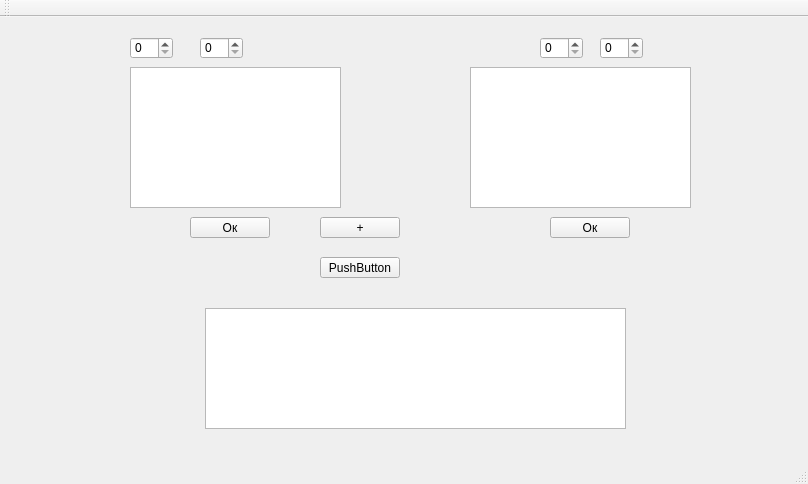
Above: mainwindow.ui from moevm/gui-1h2018-01 before the change. Below: the same form after it.
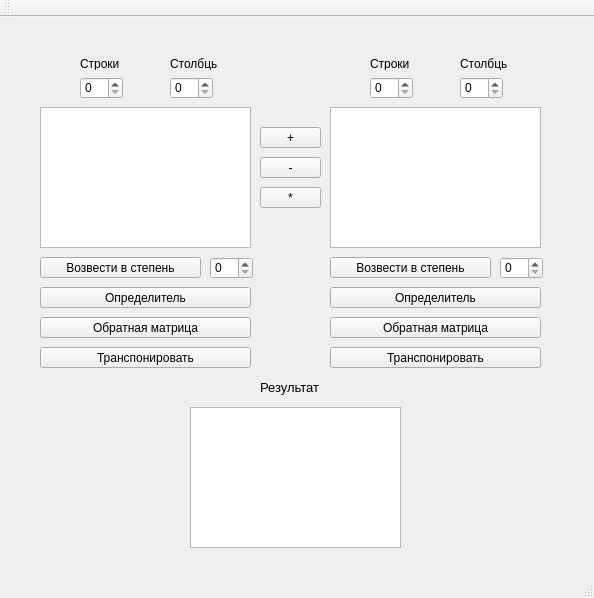
That is the form after the change.

Commit message: Реализованы функции, добавлен функционал к кнопкам

Diff of the .ui file:
```diff
--- a/mainwindow.ui
+++ b/mainwindow.ui
@@ -6,8 +6,8 @@
    <rect>
     <x>0</x>
     <y>0</y>
-    <width>808</width>
-    <height>484</height>
+    <width>594</width>
+    <height>598</height>
    </rect>
   </property>
   <property name="windowTitle">
@@ -17,8 +17,8 @@
    <widget class="QTableView" name="matr1">
     <property name="geometry">
      <rect>
-      <x>130</x>
-      <y>50</y>
+      <x>40</x>
+      <y>90</y>
       <width>211</width>
       <height>141</height>
      </rect>
@@ -27,9 +27,9 @@
    <widget class="QTableView" name="matr2">
     <property name="geometry">
      <rect>
-      <x>470</x>
-      <y>50</y>
-      <width>221</width>
+      <x>330</x>
+      <y>90</y>
+      <width>211</width>
       <height>141</height>
      </rect>
     </property>
@@ -37,8 +37,8 @@
    <widget class="QSpinBox" name="line_1">
     <property name="geometry">
      <rect>
-      <x>130</x>
-      <y>20</y>
+      <x>80</x>
+      <y>60</y>
       <width>43</width>
       <height>22</height>
      </rect>
@@ -47,8 +47,8 @@
    <widget class="QSpinBox" name="col_1">
     <property name="geometry">
      <rect>
-      <x>200</x>
-      <y>20</y>
+      <x>170</x>
+      <y>60</y>
       <width>43</width>
       <height>22</height>
      </rect>
@@ -57,8 +57,8 @@
    <widget class="QSpinBox" name="line_2">
     <property name="geometry">
      <rect>
-      <x>540</x>
-      <y>20</y>
+      <x>370</x>
+      <y>60</y>
       <width>43</width>
       <height>22</height>
      </rect>
@@ -67,55 +67,71 @@
    <widget class="QSpinBox" name="col_2">
     <property name="geometry">
      <rect>
-      <x>600</x>
-      <y>20</y>
+      <x>460</x>
+      <y>60</y>
       <width>43</width>
       <height>22</height>
      </rect>
     </property>
    </widget>
-   <widget class="QPushButton" name="pushButton">
+   <widget class="QLabel" name="label">
     <property name="geometry">
      <rect>
-      <x>190</x>
-      <y>200</y>
-      <width>80</width>
-      <height>21</height>
+      <x>80</x>
+      <y>40</y>
+      <width>47</width>
+      <height>13</height>
      </rect>
     </property>
     <property name="text">
-     <string>Ок</string>
+     <string>Строки</string>
     </property>
    </widget>
-   <widget class="QListWidget" name="result">
+   <widget class="QLabel" name="label_2">
     <property name="geometry">
      <rect>
-      <x>205</x>
-      <y>291</y>
-      <width>421</width>
-      <height>121</height>
+      <x>170</x>
+      <y>40</y>
+      <width>47</width>
+      <height>13</height>
      </rect>
     </property>
+    <property name="text">
+     <string>Столбцы</string>
+    </property>
    </widget>
-   <widget class="QPushButton" name="pushButton_2">
+   <widget class="QLabel" name="label_3">
     <property name="geometry">
      <rect>
-      <x>550</x>
-      <y>200</y>
-      <width>80</width>
-      <height>21</height>
+      <x>370</x>
+      <y>40</y>
+      <width>47</width>
+      <height>13</height>
      </rect>
     </property>
     <property name="text">
-     <string>Ок</string>
+     <string>Строки</string>
+    </property>
+   </widget>
+   <widget class="QLabel" name="label_4">
+    <property name="geometry">
+     <rect>
+      <x>460</x>
+      <y>40</y>
+      <width>47</width>
+      <height>13</height>
+     </rect>
+    </property>
+    <property name="text">
+     <string>Столбцы</string>
     </property>
    </widget>
    <widget class="QPushButton" name="plus">
     <property name="geometry">
      <rect>
-      <x>320</x>
-      <y>200</y>
-      <width>80</width>
+      <x>260</x>
+      <y>110</y>
+      <width>61</width>
       <height>21</height>
      </rect>
     </property>
@@ -123,17 +139,183 @@
      <string>+</string>
     </property>
    </widget>
+   <widget class="QPushButton" name="minus">
+    <property name="geometry">
+     <rect>
+      <x>260</x>
+      <y>140</y>
+      <width>61</width>
+      <height>21</height>
+     </rect>
+    </property>
+    <property name="text">
+     <string>-</string>
+    </property>
+   </widget>
+   <widget class="QPushButton" name="mult">
+    <property name="geometry">
+     <rect>
+      <x>260</x>
+      <y>170</y>
+      <width>61</width>
+      <height>21</height>
+     </rect>
+    </property>
+    <property name="text">
+     <string>*</string>
+    </property>
+   </widget>
+   <widget class="QPushButton" name="transpA">
+    <property name="geometry">
+     <rect>
+      <x>40</x>
+      <y>330</y>
+      <width>211</width>
+      <height>21</height>
+     </rect>
+    </property>
+    <property name="text">
+     <string>Транспонировать</string>
+    </property>
+   </widget>
+   <widget class="QPushButton" name="pushButton_8">
+    <property name="geometry">
+     <rect>
+      <x>40</x>
+      <y>270</y>
+      <width>211</width>
+      <height>21</height>
+     </rect>
+    </property>
+    <property name="text">
+     <string>Определитель</string>
+    </property>
+   </widget>
+   <widget class="QPushButton" name="pushButton_9">
+    <property name="geometry">
+     <rect>
+      <x>40</x>
+      <y>300</y>
+      <width>211</width>
+      <height>21</height>
+     </rect>
+    </property>
+    <property name="text">
+     <string>Обратная матрица</string>
+    </property>
+   </widget>
+   <widget class="QPushButton" name="pushButton_10">
+    <property name="geometry">
+     <rect>
+      <x>40</x>
+      <y>240</y>
+      <width>161</width>
+      <height>21</height>
+     </rect>
+    </property>
+    <property name="text">
+     <string>Возвести в степень</string>
+    </property>
+   </widget>
+   <widget class="QSpinBox" name="spinBox">
+    <property name="geometry">
+     <rect>
+      <x>210</x>
+      <y>240</y>
+      <width>43</width>
+      <height>22</height>
+     </rect>
+    </property>
+   </widget>
+   <widget class="QPushButton" name="pushButton">
+    <property name="geometry">
+     <rect>
+      <x>330</x>
+      <y>240</y>
+      <width>161</width>
+      <height>21</height>
+     </rect>
+    </property>
+    <property name="text">
+     <string>Возвести в степень</string>
+    </property>
+   </widget>
+   <widget class="QSpinBox" name="spinBox_2">
+    <property name="geometry">
+     <rect>
+      <x>500</x>
+      <y>240</y>
+      <width>43</width>
+      <height>22</height>
+     </rect>
+    </property>
+   </widget>
+   <widget class="QPushButton" name="pushButton_2">
+    <property name="geometry">
+     <rect>
+      <x>330</x>
+      <y>270</y>
+      <width>211</width>
+      <height>21</height>
+     </rect>
+    </property>
+    <property name="text">
+     <string>Определитель</string>
+    </property>
+   </widget>
    <widget class="QPushButton" name="pushButton_3">
     <property name="geometry">
      <rect>
-      <x>320</x>
-      <y>240</y>
-      <width>80</width>
+      <x>330</x>
+      <y>300</y>
+      <width>211</width>
       <height>21</height>
      </rect>
     </property>
     <property name="text">
-     <string>PushButton</string>
+     <string>Обратная матрица</string>
+    </property>
+   </widget>
+   <widget class="QPushButton" name="transpB">
+    <property name="geometry">
+     <rect>
+      <x>330</x>
+      <y>330</y>
+      <width>211</width>
+      <height>21</height>
+     </rect>
+    </property>
+    <property name="text">
+     <string>Транспонировать</string>
+    </property>
+   </widget>
+   <widget class="QTableView" name="result">
+    <property name="geometry">
+     <rect>
+      <x>190</x>
+      <y>390</y>
+      <width>211</width>
+      <height>141</height>
+     </rect>
+    </property>
+   </widget>
+   <widget class="QLabel" name="label_5">
+    <property name="geometry">
+     <rect>
+      <x>260</x>
+      <y>360</y>
+      <width>91</width>
+      <height>20</height>
+     </rect>
+    </property>
+    <property name="font">
+     <font>
+      <family>MS Shell Dlg 2</family>
+      <pointsize>10</pointsize>
+     </font>
+    </property>
+    <property name="text">
+     <string>Результат</string>
     </property>
    </widget>
   </widget>
```
Left out of the diff: 4 changed lines with no effect on the pictures. The commit also changes 4 other files.
